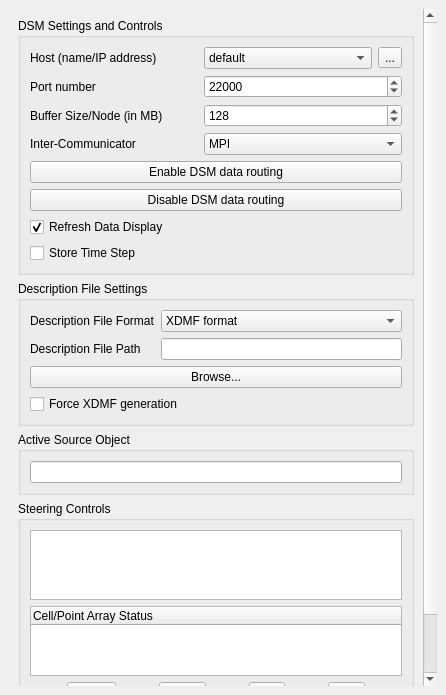
Old version of the form pqDSMViewerPanel.ui in the repository soumagne/icarus.
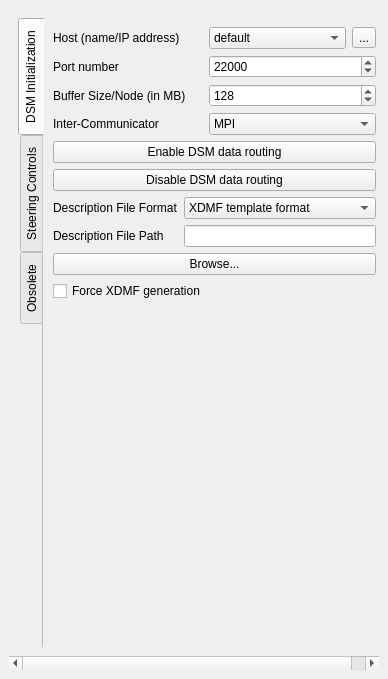
New version of the form. Icons and pictures are not drawn.

```diff
--- a/pqDSMViewerPanel.ui
+++ b/pqDSMViewerPanel.ui
@@ -6,8 +6,8 @@
    <rect>
     <x>0</x>
     <y>0</y>
-    <width>446</width>
-    <height>695</height>
+    <width>388</width>
+    <height>679</height>
    </rect>
   </property>
   <property name="windowTitle">
@@ -27,27 +27,46 @@
        <property name="geometry">
         <rect>
          <x>0</x>
-         <y>-170</y>
-         <width>410</width>
-         <height>822</height>
+         <y>0</y>
+         <width>370</width>
+         <height>639</height>
         </rect>
        </property>
        <layout class="QVBoxLayout" name="verticalLayout_4">
         <item>
-         <widget class="QGroupBox" name="groupBox_2">
-          <property name="enabled">
+         <widget class="QTabWidget" name="tabWidget">
+          <property name="tabPosition">
+           <enum>QTabWidget::West</enum>
+          </property>
+          <property name="currentIndex">
+           <number>0</number>
+          </property>
+          <property name="elideMode">
+           <enum>Qt::ElideRight</enum>
+          </property>
+          <property name="usesScrollButtons">
            <bool>true</bool>
           </property>
-          <property name="title">
-           <string>DSM Settings and Controls</string>
+          <property name="documentMode">
+           <bool>true</bool>
           </property>
-          <layout class="QVBoxLayout" name="verticalLayout_3">
+          <property name="tabsClosable">
+           <bool>false</bool>
+          </property>
+          <widget class="QWidget" name="tab">
+           <attribute name="title">
+            <string>DSM Initialization</string>
+           </attribute>
+           <layout class="QVBoxLayout" name="verticalLayout_2">
            <item>
             <layout class="QGridLayout" name="gridLayout">
+              <property name="horizontalSpacing">
+               <number>6</number>
+              </property>
              <item row="6" column="0" colspan="3">
               <widget class="QPushButton" name="unpublishDSM">
                <property name="sizePolicy">
-                <sizepolicy hsizetype="Preferred" vsizetype="Fixed">
+                 <sizepolicy hsizetype="Expanding" vsizetype="Fixed">
                  <horstretch>0</horstretch>
                  <verstretch>0</verstretch>
                 </sizepolicy>
@@ -60,7 +79,7 @@
              <item row="5" column="0" colspan="3">
               <widget class="QPushButton" name="publishDSM">
                <property name="sizePolicy">
-                <sizepolicy hsizetype="Preferred" vsizetype="Fixed">
+                 <sizepolicy hsizetype="Expanding" vsizetype="Fixed">
                  <horstretch>0</horstretch>
                  <verstretch>0</verstretch>
                 </sizepolicy>
@@ -72,6 +91,12 @@
              </item>
              <item row="4" column="1" colspan="2">
               <widget class="QComboBox" name="xdmfCommTypeComboBox">
+                <property name="sizePolicy">
+                 <sizepolicy hsizetype="Expanding" vsizetype="Fixed">
+                  <horstretch>0</horstretch>
+                  <verstretch>0</verstretch>
+                 </sizepolicy>
+                </property>
                <property name="currentIndex">
                 <number>0</number>
                </property>
@@ -94,6 +119,12 @@
              </item>
              <item row="2" column="1" colspan="2">
               <widget class="QSpinBox" name="xdmfCommPort">
+                <property name="sizePolicy">
+                 <sizepolicy hsizetype="Expanding" vsizetype="Fixed">
+                  <horstretch>0</horstretch>
+                  <verstretch>0</verstretch>
+                 </sizepolicy>
+                </property>
                <property name="maximum">
                 <number>65535</number>
                </property>
@@ -107,6 +138,12 @@
              </item>
              <item row="4" column="0">
               <widget class="QLabel" name="xdmfCommTypeLabel">
+                <property name="minimumSize">
+                 <size>
+                  <width>150</width>
+                  <height>0</height>
+                 </size>
+                </property>
                <property name="text">
                 <string>Inter-Communicator</string>
                </property>
@@ -114,6 +151,12 @@
              </item>
              <item row="3" column="0">
               <widget class="QLabel" name="dsmSizeLabel">
+                <property name="minimumSize">
+                 <size>
+                  <width>150</width>
+                  <height>0</height>
+                 </size>
+                </property>
                <property name="text">
                 <string>Buffer Size/Node (in MB)</string>
                </property>
@@ -121,6 +164,12 @@
              </item>
              <item row="3" column="1" colspan="2">
               <widget class="QSpinBox" name="dsmSizeSpinBox">
+                <property name="sizePolicy">
+                 <sizepolicy hsizetype="Expanding" vsizetype="Fixed">
+                  <horstretch>0</horstretch>
+                  <verstretch>0</verstretch>
+                 </sizepolicy>
+                </property>
                <property name="maximum">
                 <number>65535</number>
                </property>
@@ -131,6 +180,12 @@
              </item>
              <item row="1" column="0">
               <widget class="QLabel" name="dsmServerNameLabel">
+                <property name="minimumSize">
+                 <size>
+                  <width>150</width>
+                  <height>0</height>
+                 </size>
+                </property>
                <property name="text">
                 <string>Host (name/IP address)</string>
                </property>
@@ -138,6 +193,12 @@
              </item>
              <item row="1" column="1">
               <widget class="QComboBox" name="dsmServerName">
+                <property name="sizePolicy">
+                 <sizepolicy hsizetype="Expanding" vsizetype="Fixed">
+                  <horstretch>0</horstretch>
+                  <verstretch>0</verstretch>
+                 </sizepolicy>
+                </property>
                <property name="currentIndex">
                 <number>0</number>
                </property>
@@ -189,45 +250,19 @@
              </item>
              <item row="2" column="0">
               <widget class="QLabel" name="xdmfCommPortLabel">
+                <property name="minimumSize">
+                 <size>
+                  <width>150</width>
+                  <height>0</height>
+                 </size>
+                </property>
                <property name="text">
                 <string>Port number</string>
                </property>
               </widget>
              </item>
-             <item row="7" column="0" colspan="3">
-              <widget class="QCheckBox" name="autoDisplayDSM">
-               <property name="text">
-                <string>Refresh Data Display</string>
-               </property>
-               <property name="checked">
-                <bool>true</bool>
-               </property>
-              </widget>
-             </item>
-             <item row="8" column="0" colspan="3">
-              <widget class="QCheckBox" name="storeDSMContents">
-               <property name="text">
-                <string>Store Time Step</string>
-               </property>
-              </widget>
-             </item>
-            </layout>
-           </item>
-          </layout>
-         </widget>
-        </item>
-        <item>
-         <widget class="QGroupBox" name="groupBox">
-          <property name="minimumSize">
-           <size>
-            <width>0</width>
-            <height>0</height>
-           </size>
-          </property>
-          <property name="title">
-           <string>Description File Settings</string>
-          </property>
-          <layout class="QVBoxLayout" name="verticalLayout_2">
+             </layout>
+            </item>
            <item>
             <layout class="QFormLayout" name="formLayout">
              <property name="fieldGrowthPolicy">
@@ -242,6 +277,15 @@
              </item>
              <item row="0" column="1">
               <widget class="QComboBox" name="xdmfFileTypeComboBox">
+                <property name="sizePolicy">
+                 <sizepolicy hsizetype="Expanding" vsizetype="Fixed">
+                  <horstretch>0</horstretch>
+                  <verstretch>0</verstretch>
+                 </sizepolicy>
+                </property>
+                <property name="currentIndex">
+                 <number>1</number>
+                </property>
                <item>
                 <property name="text">
                  <string>XDMF format</string>
@@ -267,10 +311,23 @@
               </widget>
              </item>
              <item row="1" column="1">
-              <widget class="QLineEdit" name="xdmfFilePathLineEdit"/>
+               <widget class="QLineEdit" name="xdmfFilePathLineEdit">
+                <property name="sizePolicy">
+                 <sizepolicy hsizetype="Expanding" vsizetype="Fixed">
+                  <horstretch>0</horstretch>
+                  <verstretch>0</verstretch>
+                 </sizepolicy>
+                </property>
+               </widget>
              </item>
              <item row="2" column="0" colspan="2">
               <widget class="QPushButton" name="browseFile">
+                <property name="sizePolicy">
+                 <sizepolicy hsizetype="Expanding" vsizetype="Fixed">
+                  <horstretch>0</horstretch>
+                  <verstretch>0</verstretch>
+                 </sizepolicy>
+                </property>
                <property name="text">
                 <string>Browse...</string>
                </property>
@@ -278,6 +335,12 @@
              </item>
              <item row="3" column="0" colspan="2">
               <widget class="QCheckBox" name="forceXdmfGeneration">
+                <property name="sizePolicy">
+                 <sizepolicy hsizetype="Expanding" vsizetype="Fixed">
+                  <horstretch>0</horstretch>
+                  <verstretch>0</verstretch>
+                 </sizepolicy>
+                </property>
                <property name="text">
                 <string>Force XDMF generation</string>
                </property>
@@ -285,41 +348,111 @@
              </item>
             </layout>
            </item>
-          </layout>
-         </widget>
-        </item>
         <item>
-         <widget class="QGroupBox" name="groupBox_3">
-          <property name="title">
-           <string>Active Source Object</string>
-          </property>
-          <layout class="QVBoxLayout" name="verticalLayout_5">
-           <item>
-            <widget class="QLineEdit" name="infoTextOutput">
-             <property name="readOnly">
-              <bool>true</bool>
-             </property>
-            </widget>
+             <spacer name="verticalSpacer">
+              <property name="orientation">
+               <enum>Qt::Vertical</enum>
+              </property>
+              <property name="sizeHint" stdset="0">
+               <size>
+                <width>20</width>
+                <height>40</height>
+               </size>
+              </property>
+             </spacer>
            </item>
           </layout>
          </widget>
-        </item>
-        <item>
-         <widget class="QGroupBox" name="groupBox_4">
-          <property name="title">
+          <widget class="QWidget" name="tab_3">
+           <attribute name="title">
            <string>Steering Controls</string>
-          </property>
-          <layout class="QVBoxLayout" name="verticalLayout_6">
+           </attribute>
+           <layout class="QVBoxLayout" name="verticalLayout_5">
+            <item>
+             <widget class="QCheckBox" name="autoDisplayDSM">
+              <property name="sizePolicy">
+               <sizepolicy hsizetype="Expanding" vsizetype="Fixed">
+                <horstretch>0</horstretch>
+                <verstretch>0</verstretch>
+               </sizepolicy>
+              </property>
+              <property name="text">
+               <string>Refresh Data Display</string>
+              </property>
+              <property name="checked">
+               <bool>true</bool>
+              </property>
+             </widget>
+            </item>
            <item>
-            <widget class="QGraphicsView" name="dsmHTMView"/>
+             <widget class="QCheckBox" name="storeDSMContents">
+              <property name="sizePolicy">
+               <sizepolicy hsizetype="Expanding" vsizetype="Fixed">
+                <horstretch>0</horstretch>
+                <verstretch>0</verstretch>
+               </sizepolicy>
+              </property>
+              <property name="text">
+               <string>Store Time Step</string>
+              </property>
+             </widget>
            </item>
            <item>
-            <widget class="QTreeWidget" name="dsmArrayTreeWidget">
-             <column>
+             <widget class="QGroupBox" name="groupBox">
+              <property name="title">
+               <string>Image Save</string>
+              </property>
+              <layout class="QGridLayout" name="gridLayout_5">
+               <item row="0" column="0" colspan="2">
+                <widget class="QCheckBox" name="autoSaveImage">
+                 <property name="sizePolicy">
+                  <sizepolicy hsizetype="Expanding" vsizetype="Fixed">
+                   <horstretch>0</horstretch>
+                   <verstretch>0</verstretch>
+                  </sizepolicy>
+                 </property>
+                 <property name="toolTip">
+                  <string>Save an image after every new data triggered render</string>
+                 </property>
               <property name="text">
-               <string>Cell/Point Array Status</string>
-              </property>
-             </column>
+                  <string>Auto-Save Snapshot</string>
+                 </property>
+                 <property name="checked">
+                  <bool>true</bool>
+                 </property>
+                </widget>
+               </item>
+               <item row="1" column="0">
+                <widget class="QLabel" name="FilePathLabel_2">
+                 <property name="text">
+                  <string>Image File Path</string>
+                 </property>
+                </widget>
+               </item>
+               <item row="1" column="1">
+                <widget class="QLineEdit" name="imageFilePath">
+                 <property name="sizePolicy">
+                  <sizepolicy hsizetype="Expanding" vsizetype="Fixed">
+                   <horstretch>0</horstretch>
+                   <verstretch>0</verstretch>
+                  </sizepolicy>
+                 </property>
+                </widget>
+               </item>
+               <item row="2" column="0" colspan="2">
+                <widget class="QPushButton" name="browseFileImage">
+                 <property name="sizePolicy">
+                  <sizepolicy hsizetype="Expanding" vsizetype="Fixed">
+                   <horstretch>0</horstretch>
+                   <verstretch>0</verstretch>
+                  </sizepolicy>
+                 </property>
+                 <property name="text">
+                  <string>Browse...</string>
+                 </property>
+                </widget>
+               </item>
+              </layout>
             </widget>
            </item>
            <item>
@@ -366,6 +499,15 @@
              </item>
             </layout>
            </item>
+            <item>
+             <widget class="QTreeWidget" name="dsmArrayTreeWidget">
+              <column>
+               <property name="text">
+                <string>Cell/Point Array Status</string>
+               </property>
+              </column>
+             </widget>
+            </item>
            <item>
             <widget class="QLineEdit" name="infoCurrentSteeringCommand">
              <property name="readOnly">
@@ -374,6 +516,39 @@
             </widget>
            </item>
           </layout>
+          </widget>
+          <widget class="QWidget" name="tab_4">
+           <attribute name="title">
+            <string>Obsolete</string>
+           </attribute>
+           <layout class="QVBoxLayout" name="verticalLayout_6">
+            <item>
+             <widget class="QGroupBox" name="groupBox_3">
+              <property name="sizePolicy">
+               <sizepolicy hsizetype="Expanding" vsizetype="Preferred">
+                <horstretch>0</horstretch>
+                <verstretch>0</verstretch>
+               </sizepolicy>
+              </property>
+              <property name="title">
+               <string>Active Source Object</string>
+              </property>
+              <layout class="QVBoxLayout" name="verticalLayout_7">
+               <item>
+                <widget class="QLineEdit" name="infoTextOutput">
+                 <property name="readOnly">
+                  <bool>true</bool>
+                 </property>
+                </widget>
+               </item>
+              </layout>
+             </widget>
+            </item>
+            <item>
+             <widget class="QGraphicsView" name="dsmHTMView"/>
+            </item>
+           </layout>
+          </widget>
          </widget>
         </item>
        </layout>
```
Lines whose indentation alone changed are shown as unchanged.
